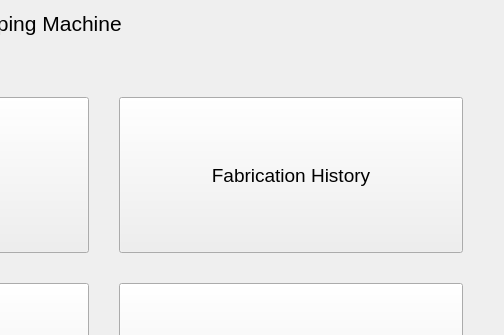
First picture: the form in idle.ui, repository projectzen/3axis-gui, before the edit; both pictures show x 296 to 800 and y 0 to 335 of the 800 by 480 pixel window.
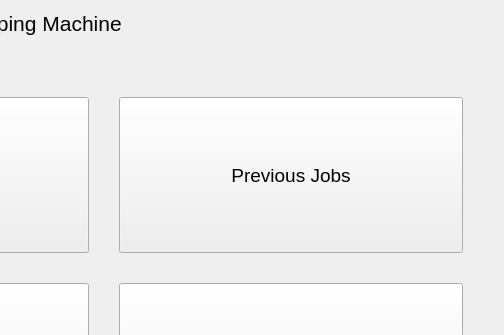
Second picture: the form after the edit.

Patch:
```diff
--- a/idle.ui
+++ b/idle.ui
@@ -89,7 +89,7 @@
           </font>
          </property>
          <property name="text">
-          <string>Fabrication History</string>
+          <string>Previous Jobs</string>
          </property>
         </widget>
        </item>
```
